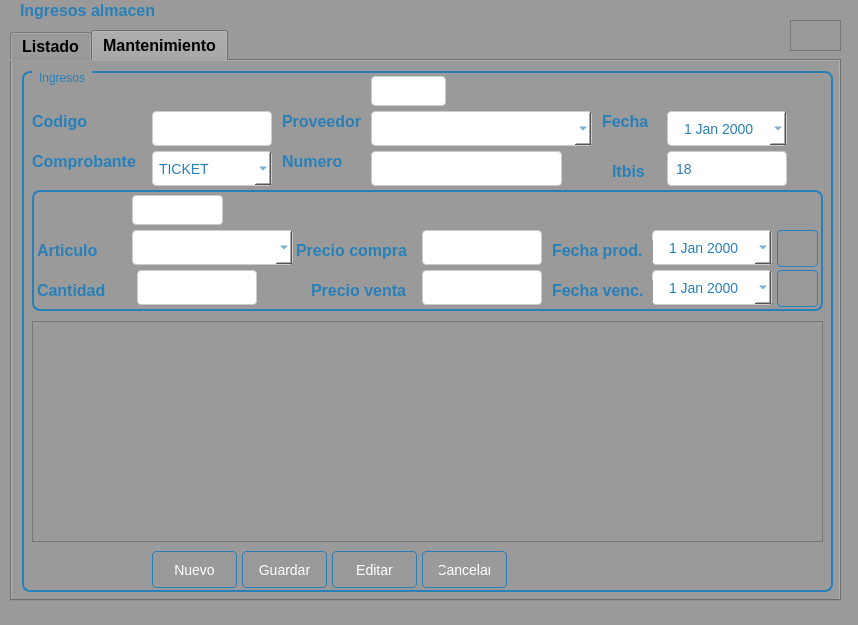
Before: the Qt Designer form Sistema de ventas/ui/FrmIngreso.ui in CodeDrTech/DevelopPython, drawn with Qt 5.
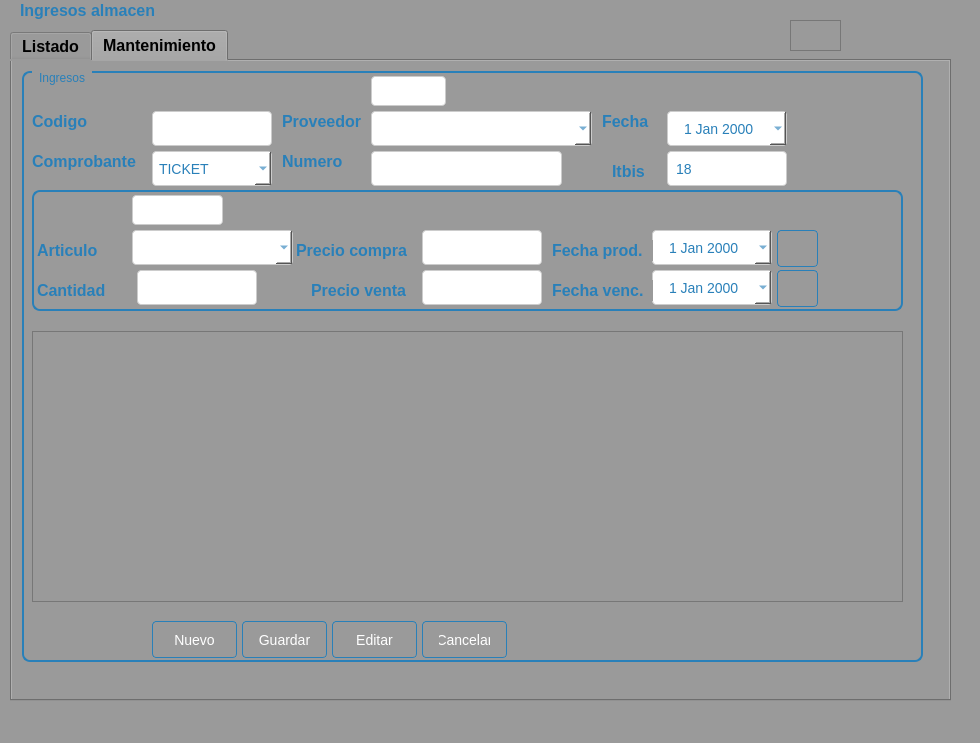
After: the same form once the commit is applied. The open tabs and pages were chosen to show the change.

What changed in the file:
```diff
--- a/Sistema de ventas/ui/FrmIngreso.ui
+++ b/Sistema de ventas/ui/FrmIngreso.ui
@@ -9,8 +9,8 @@
    <rect>
     <x>0</x>
     <y>0</y>
-    <width>858</width>
-    <height>625</height>
+    <width>980</width>
+    <height>743</height>
    </rect>
   </property>
   <property name="windowTitle">
@@ -57,8 +57,8 @@
      <rect>
       <x>10</x>
       <y>30</y>
-      <width>831</width>
-      <height>571</height>
+      <width>941</width>
+      <height>671</height>
      </rect>
     </property>
     <property name="toolTip">
@@ -517,8 +517,8 @@
        <rect>
         <x>10</x>
         <y>10</y>
-        <width>811</width>
-        <height>521</height>
+        <width>901</width>
+        <height>591</height>
        </rect>
       </property>
       <property name="styleSheet">
@@ -572,7 +572,7 @@
        <property name="geometry">
         <rect>
          <x>130</x>
-         <y>480</y>
+         <y>550</y>
          <width>85</width>
          <height>37</height>
         </rect>
@@ -609,7 +609,7 @@
        <property name="geometry">
         <rect>
          <x>310</x>
-         <y>480</y>
+         <y>550</y>
          <width>85</width>
          <height>37</height>
         </rect>
@@ -646,7 +646,7 @@
        <property name="geometry">
         <rect>
          <x>220</x>
-         <y>480</y>
+         <y>550</y>
          <width>85</width>
          <height>37</height>
         </rect>
@@ -683,7 +683,7 @@
        <property name="geometry">
         <rect>
          <x>400</x>
-         <y>480</y>
+         <y>550</y>
          <width>85</width>
          <height>37</height>
         </rect>
@@ -1108,7 +1108,7 @@
         <rect>
          <x>10</x>
          <y>119</y>
-         <width>791</width>
+         <width>871</width>
          <height>121</height>
         </rect>
        </property>
@@ -1798,9 +1798,9 @@
        <property name="geometry">
         <rect>
          <x>10</x>
-         <y>250</y>
-         <width>791</width>
-         <height>221</height>
+         <y>260</y>
+         <width>871</width>
+         <height>271</height>
         </rect>
        </property>
       </widget>
```
Left out of the diff: 12 changed lines with no effect on the pictures.
